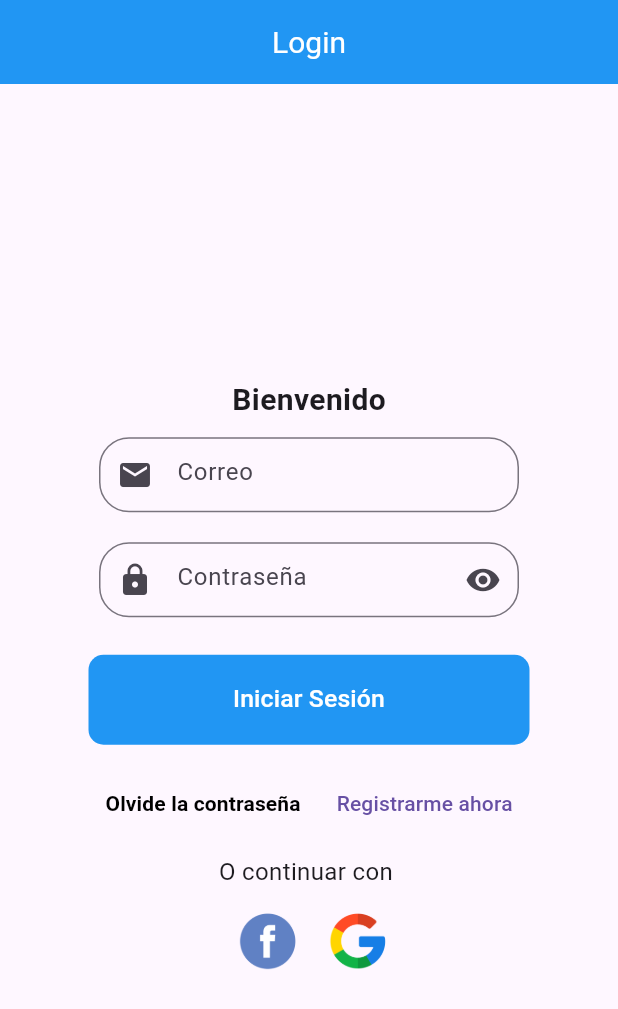
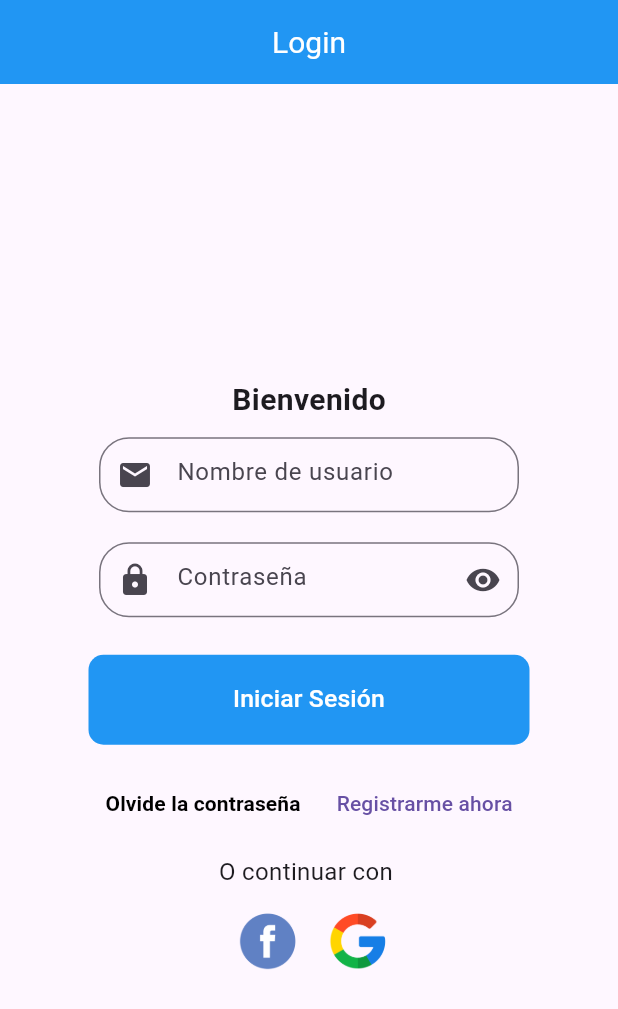
Before and after one commit to DMadrid03/is_513_proyecto_final, a Flutter app: the screen it shows after launch, on a phone screen of 412 x 824 dp. Shown: the top 1009 px of the screen. Run offline on Flutter 3.47's test engine with Material 3 defaults, Android fonts, the phone set to English and light mode, and no system bars; our stand-ins replace shared_preferences.

Commit message:
corrigiendo advertencias, overlaying

```diff
--- a/proyecto_final/lib/src/pages/login_page.dart
+++ b/proyecto_final/lib/src/pages/login_page.dart
@@ -6,10 +6,10 @@ import 'package:proyecto_final/src/widgets/input_text_widget.dart';
 
 //para peticiones
 
-void main() => runApp(LoginPage());
+void main() => runApp(const LoginPage());
 
 class LoginPage extends StatefulWidget {
-  LoginPage({super.key});
+  const LoginPage({super.key});
 
   @override
   State<LoginPage> createState() => _LoginPageState();
@@ -131,7 +131,7 @@ class _LoginPageState extends State<LoginPage> {
                         padding: const EdgeInsets.all(10),
                         child: CustomInput(
                             controller: _emailController,
-                            hintText: "Correo",
+                            hintText: "Nombre de usuario",
                             icon: Icons.email),
                       ),
                     ),
@@ -152,7 +152,7 @@ class _LoginPageState extends State<LoginPage> {
                       ),
                     ),
 
-                    //Boton SingIng
+                    //Boton SingIn
 
                     Padding(
                       padding: const EdgeInsets.all(15),
@@ -184,11 +184,11 @@ class _LoginPageState extends State<LoginPage> {
                                 //navego a la ruta
                                 saveUsuario();
                               },
-                              child: Padding(
-                                padding: const EdgeInsets.all(10),
-                                child: Container(
+                              child: const Padding(
+                                padding: EdgeInsets.all(10),
+                                child: SizedBox(
                                   width: 250,
-                                  child: const Text(
+                                  child: Text(
                                     "Iniciar Sesión",
                                     textAlign: TextAlign.center,
                                     style: TextStyle(
```
